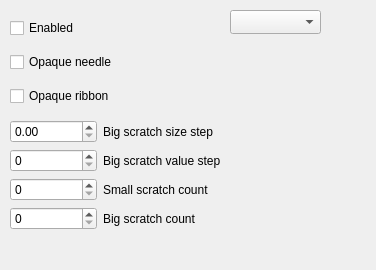
Qt form src/ui/hud2/HUD2FormRibbon.ui (mavlink/qgroundcontrol) before a commit.
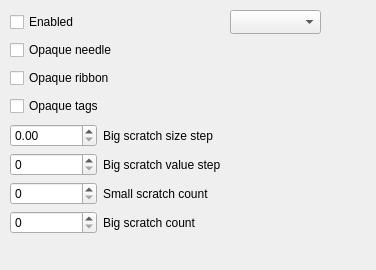
The same form after that commit.

What changed in the file:
```diff
--- a/src/ui/hud2/HUD2FormRibbon.ui
+++ b/src/ui/hud2/HUD2FormRibbon.ui
@@ -53,6 +53,16 @@
       </property>
      </widget>
     </item>
+    <item>
+     <widget class="QCheckBox" name="checkBoxTags">
+      <property name="toolTip">
+       <string>&lt;html&gt;&lt;head/&gt;&lt;body&gt;&lt;p&gt;Opacity of tags around indicator, e.g climbmeter.&lt;/p&gt;&lt;/body&gt;&lt;/html&gt;</string>
+      </property>
+      <property name="text">
+       <string>Opaque tags</string>
+      </property>
+     </widget>
+    </item>
     <item>
      <layout class="QGridLayout" name="gridLayout">
       <item row="2" column="0">
```
